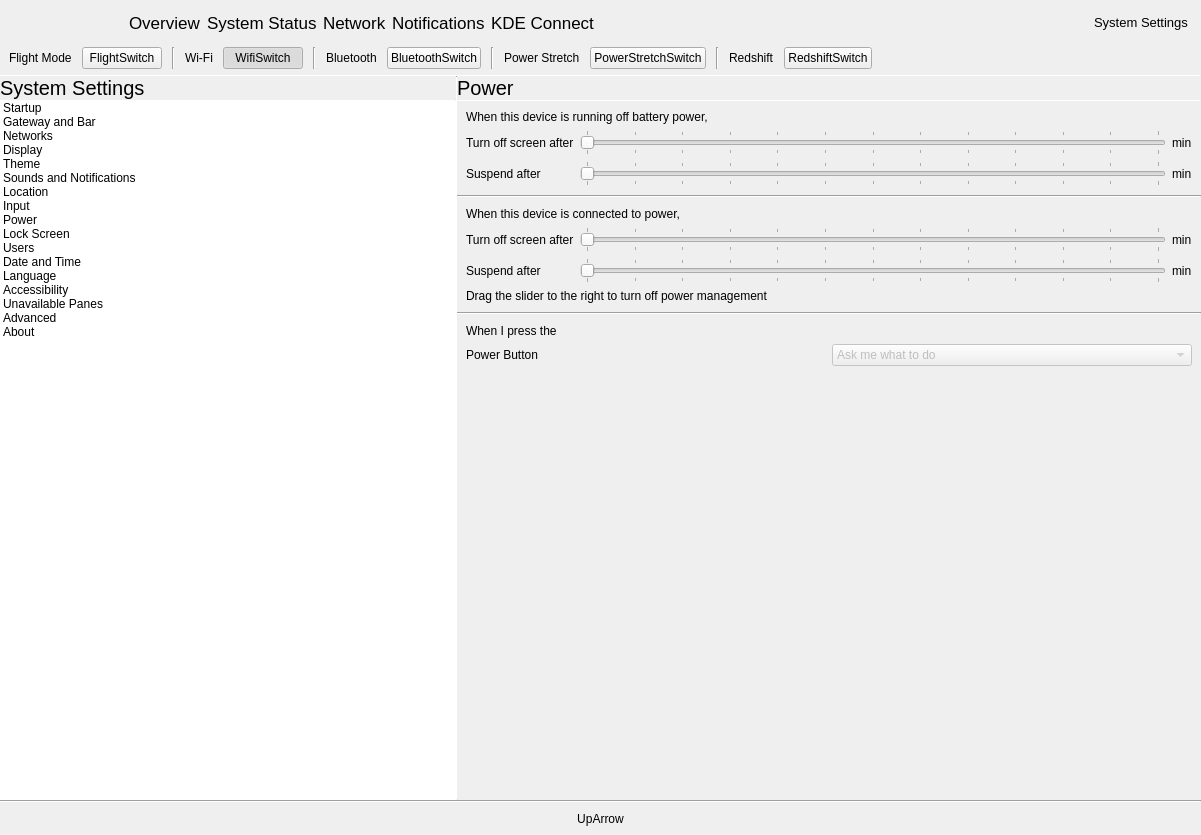
Old version of the form shell/infopanedropdown.ui in the repository vicr123/theshell.
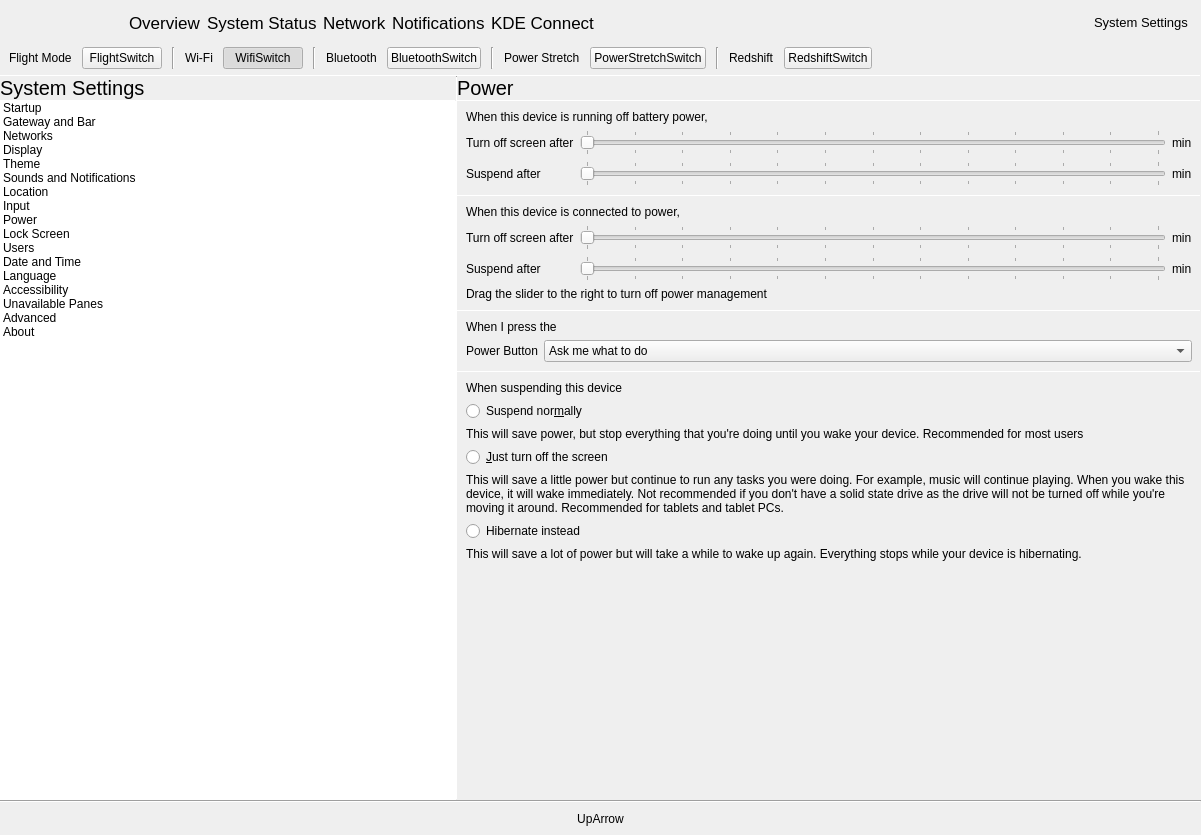
New version of the form. The open tabs and pages were chosen to show the change. Icons and pictures are not drawn. Custom widgets are drawn as their Qt base class.

Commit message: New power options

The edit to the form file:
```diff
--- a/shell/infopanedropdown.ui
+++ b/shell/infopanedropdown.ui
@@ -4739,6 +4739,12 @@
               </item>
               <item>
                <widget class="Line" name="line_7">
+                <property name="maximumSize">
+                 <size>
+                  <width>16777215</width>
+                  <height>1</height>
+                 </size>
+                </property>
                 <property name="orientation">
                  <enum>Qt::Horizontal</enum>
                 </property>
@@ -4839,6 +4845,12 @@
               </item>
               <item>
                <widget class="Line" name="line_9">
+                <property name="maximumSize">
+                 <size>
+                  <width>16777215</width>
+                  <height>1</height>
+                 </size>
+                </property>
                 <property name="orientation">
                  <enum>Qt::Horizontal</enum>
                 </property>
@@ -4871,7 +4883,13 @@
                 <item row="1" column="1">
                  <widget class="QComboBox" name="powerButtonPressed">
                   <property name="enabled">
-                   <bool>false</bool>
+                   <bool>true</bool>
+                  </property>
+                  <property name="sizePolicy">
+                   <sizepolicy hsizetype="Expanding" vsizetype="Fixed">
+                    <horstretch>0</horstretch>
+                    <verstretch>0</verstretch>
+                   </sizepolicy>
                   </property>
                   <item>
                    <property name="text">
@@ -4947,6 +4965,111 @@
                 </item>
                </layout>
               </item>
+              <item>
+               <widget class="Line" name="line_54">
+                <property name="maximumSize">
+                 <size>
+                  <width>16777215</width>
+                  <height>1</height>
+                 </size>
+                </property>
+                <property name="orientation">
+                 <enum>Qt::Horizontal</enum>
+                </property>
+               </widget>
+              </item>
+              <item>
+               <layout class="QGridLayout" name="gridLayout_25">
+                <property name="leftMargin">
+                 <number>9</number>
+                </property>
+                <property name="topMargin">
+                 <number>9</number>
+                </property>
+                <property name="rightMargin">
+                 <number>9</number>
+                </property>
+                <property name="bottomMargin">
+                 <number>9</number>
+                </property>
+                <property name="spacing">
+                 <number>6</number>
+                </property>
+                <item row="0" column="0">
+                 <widget class="QLabel" name="label_112">
+                  <property name="text">
+                   <string>When suspending this device</string>
+                  </property>
+                 </widget>
+                </item>
+                <item row="1" column="0">
+                 <widget class="QWidget" name="widget_2" native="true">
+                  <layout class="QVBoxLayout" name="verticalLayout_59">
+                   <property name="leftMargin">
+                    <number>0</number>
+                   </property>
+                   <property name="topMargin">
+                    <number>0</number>
+                   </property>
+                   <property name="rightMargin">
+                    <number>0</number>
+                   </property>
+                   <property name="bottomMargin">
+                    <number>0</number>
+                   </property>
+                   <item>
+                    <widget class="QRadioButton" name="powerSuspendNormally">
+                     <property name="text">
+                      <string>Suspend nor&amp;mally</string>
+                     </property>
+                    </widget>
+                   </item>
+                   <item>
+                    <widget class="QLabel" name="label_113">
+                     <property name="text">
+                      <string>This will save power, but stop everything that you're doing until you wake your device. Recommended for most users</string>
+                     </property>
+                     <property name="wordWrap">
+                      <bool>true</bool>
+                     </property>
+                    </widget>
+                   </item>
+                   <item>
+                    <widget class="QRadioButton" name="powerSuspendTurnOffScreen">
+                     <property name="text">
+                      <string>&amp;Just turn off the screen</string>
+                     </property>
+                    </widget>
+                   </item>
+                   <item>
+                    <widget class="QLabel" name="label_114">
+                     <property name="text">
+                      <string>This will save a little power but continue to run any tasks you were doing. For example, music will continue playing. When you wake this device, it will wake immediately. Not recommended if you don't have a solid state drive as the drive will not be turned off while you're moving it around. Recommended for tablets and tablet PCs.</string>
+                     </property>
+                     <property name="wordWrap">
+                      <bool>true</bool>
+                     </property>
+                    </widget>
+                   </item>
+                   <item>
+                    <widget class="QRadioButton" name="powerSuspendHibernate">
+                     <property name="text">
+                      <string>Hibernate instead</string>
+                     </property>
+                    </widget>
+                   </item>
+                   <item>
+                    <widget class="QLabel" name="label_115">
+                     <property name="text">
+                      <string>This will save a lot of power but will take a while to wake up again. Everything stops while your device is hibernating.</string>
+                     </property>
+                    </widget>
+                   </item>
+                  </layout>
+                 </widget>
+                </item>
+               </layout>
+              </item>
               <item>
                <spacer name="verticalSpacer_9">
                 <property name="orientation">
```
Left out of the diff: 20 changed lines with no effect on the pictures. The commit also changes 85 other files.
